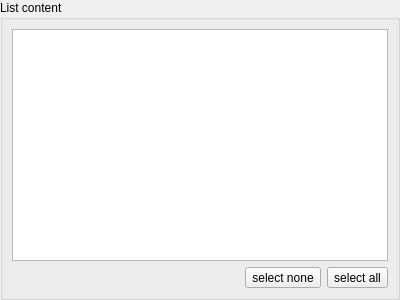
Before: the Qt Designer form shapeout2/gui/widgets/bulk_list.ui in ZELLMECHANIK-DRESDEN/ShapeOut2, drawn with Qt 5.
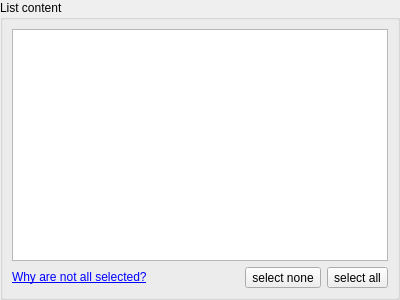
After: the same form once the commit is applied.

Commit message: fix: data export feature selection must default to features_loaded

The edit to the form file:
```diff
--- a/shapeout2/gui/widgets/bulk_list.ui
+++ b/shapeout2/gui/widgets/bulk_list.ui
@@ -46,6 +46,16 @@
       </item>
       <item>
        <layout class="QHBoxLayout" name="horizontalLayout_2">
+        <item>
+         <widget class="QLabel" name="label_help_selection">
+          <property name="text">
+           <string>&lt;a href=&quot;https://shapeout2.readthedocs.io/en/stable/sec_qg_export_data.html#sec-qg-export-data-faq&quot;&gt;Why are not all selected?&lt;/a&gt;</string>
+          </property>
+          <property name="openExternalLinks">
+           <bool>true</bool>
+          </property>
+         </widget>
+        </item>
         <item>
          <spacer name="horizontalSpacer">
           <property name="orientation">
```
The commit also changes 3 other files.
